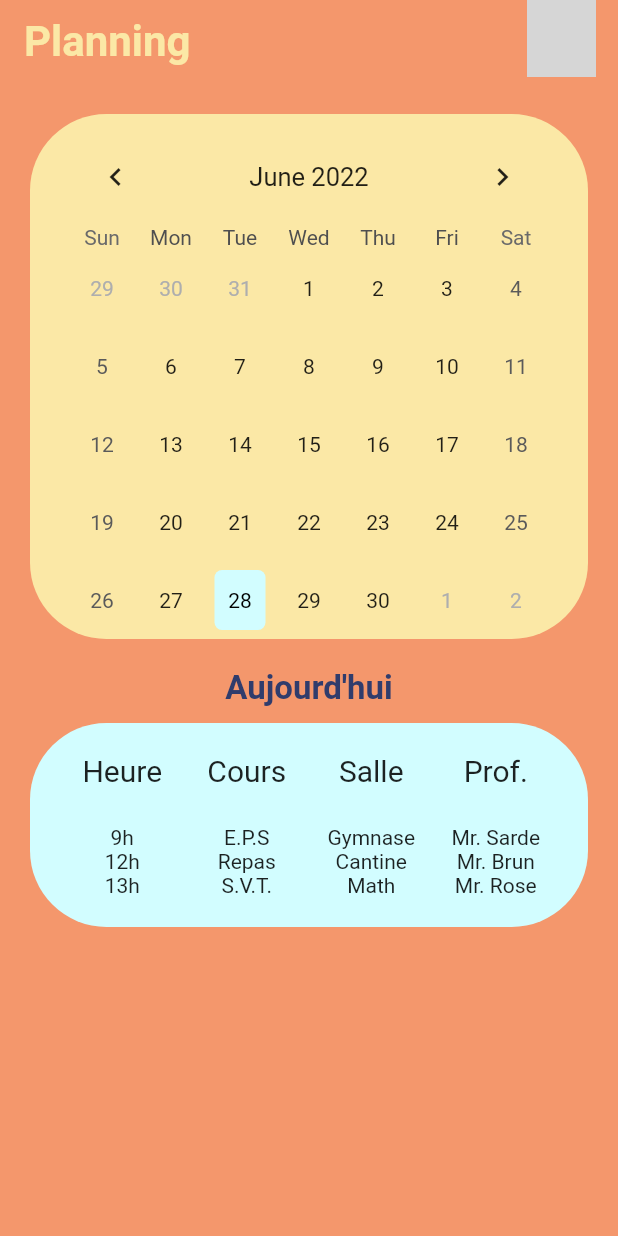
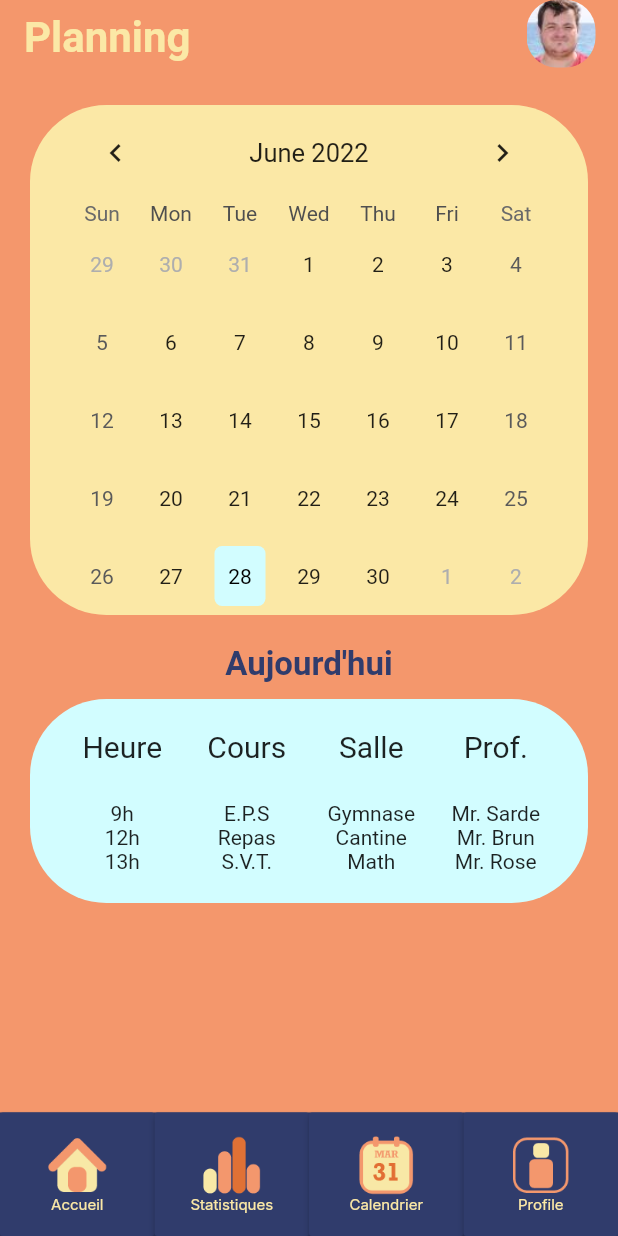
Before and after one commit to Necrelox/AR-U-Here, a Flutter app: the Planning screen opened directly, on a phone screen of 412 x 824 dp. Run offline on Flutter 3.47's test engine with Material 2 defaults, Android fonts, the phone set to English and light mode, and no system bars; drawn by our look-alikes of table_calendar; our stand-ins replace font_awesome_flutter, google_fonts; grey boxes are pictures that could not be loaded.

Commit message:
#59: Init commit

```diff
--- /dev/null
+++ b/App/lib/components/appbar.dart
@@ -0,0 +1,41 @@
+// ignore_for_file: unnecessary_new, deprecated_member_use
+import 'package:flutter/material.dart';
+
+class ApplicationBar extends StatelessWidget {
+  final String asset;
+  final Color color;
+
+  const ApplicationBar({Key? key, required this.color, required this.asset})
+      : super(key: key);
+
+  @override
+  Widget build(BuildContext context) {
+    return AppBar(
+      elevation: 0,
+      centerTitle: false,
+      actions: [
+        Padding(
+            padding: const EdgeInsets.fromLTRB(0, 0, 15, 5),
+            child: ClipRRect(
+              borderRadius: BorderRadius.circular(20), // Image border
+              child: SizedBox.fromSize(
+                size: const Size.fromRadius(23),
+                child: Image.asset(
+                  asset,
+                  fit: BoxFit.cover,
+                ),
+              ),
+            )),
+      ],
+      title: const Text(
+        "Planning",
+        style: TextStyle(
+            color: Color(0XFFFBE8A6),
+            fontSize: 28.0,
+            fontWeight: FontWeight.bold),
+      ),
+      backgroundColor: color,
+      automaticallyImplyLeading: false,
+    );
+  }
+}
--- a/App/lib/dashboard/planning.dart
+++ b/App/lib/dashboard/planning.dart
@@ -1,8 +1,12 @@
 import 'package:flutter/material.dart';
 import 'package:table_calendar/table_calendar.dart';
 import '../animation.dart';
+import '../components/navbar.dart';
+import '../components/appbar.dart';
 
 class Planning extends StatefulWidget {
+  const Planning({Key? key}) : super(key: key);
+
   @override
   // ignore: library_private_types_in_public_api
   _PlanningState createState() => _PlanningState();
@@ -30,54 +34,29 @@ class _PlanningState extends State<Planning> {
   Widget build(BuildContext context) {
     return Scaffold(
       backgroundColor: const Color(0XFFF4976C),
-      appBar: AppBar(
-        elevation: 0,
-        centerTitle: false,
-        actions: [
-          Padding(
-            padding: const EdgeInsets.fromLTRB(0, 0, 15, 5),
-            child:
-              ClipRRect(
-                borderRadius: BorderRadius.circular(20), // Image border
-                child: SizedBox.fromSize(
-                  size: const Size.fromRadius(23),
-                  child: Image.asset(
-                    './asset/marin.jpg',
-                    fit: BoxFit.cover,
+      bottomNavigationBar: const NavbarDemo(),
+      appBar: const PreferredSize(
+        preferredSize: Size.fromHeight(50),
+        child: ApplicationBar(
+          color:  Color(0XFFF4976C),
+          asset: 'asset/marin.jpg',
         ),
       ),
-              )
-          ),
-        ],
-        title: const Text(
-          "Planning",
-          style: TextStyle(
-            color: Color(0XFFFBE8A6),
-            fontSize: 28.0,
-            fontWeight: FontWeight.bold),
-          ),
-        backgroundColor: const Color(0XFFF4976C),
-        automaticallyImplyLeading: false,
-      ),
+
       body: SingleChildScrollView(
         child: Column(
           children: <Widget>[
 
             DelayAnimation(
               delay: 500,
-              child: Container (
+              child: Container(
                 width: double.infinity,
                 alignment: Alignment.center,
-                padding: const EdgeInsets.fromLTRB(25,10,25,0),
-                decoration: const BoxDecoration(
-                color: Color(0XFFFBE8A6),
-                // ignore: prefer_const_constructors
-                borderRadius: BorderRadius.only(
-                  bottomRight: Radius.circular(51.0),
-                  bottomLeft: Radius.circular(51.0),
-                  topLeft: Radius.circular(51.0),
-                  topRight: Radius.circular(51.0),
-                )),
+                padding: const EdgeInsets.fromLTRB(25, 0, 25, 0),
+                decoration: BoxDecoration(
+                  color: const Color(0XFFFBE8A6),
+                    borderRadius: BorderRadius.circular(51.0)
+                  ),
                 margin: const EdgeInsets.only(
                   top: 20,
                   bottom: 10,
@@ -96,7 +75,6 @@ class _PlanningState extends State<Planning> {
                   },
                   startingDayOfWeek: StartingDayOfWeek.sunday,
                   daysOfWeekVisible: true,
-
                   onDaySelected: (DateTime selectDay, DateTime focusDay) {
                     setState(() {
                       selectedDay = selectDay;
@@ -107,7 +85,6 @@ class _PlanningState extends State<Planning> {
                   selectedDayPredicate: (DateTime date) {
                     return isSameDay(selectedDay, date);
                   },
-
                   calendarStyle: CalendarStyle(
                     isTodayHighlighted: true,
                     selectedDecoration: BoxDecoration(
@@ -131,7 +108,6 @@ class _PlanningState extends State<Planning> {
                       borderRadius: BorderRadius.circular(5.0),
                     ),
                   ),
-
                   headerStyle: const HeaderStyle(
                     formatButtonVisible: false,
                     titleCentered: true,
@@ -146,7 +122,7 @@ class _PlanningState extends State<Planning> {
               child: Container(
                 width: double.infinity,
                 alignment: Alignment.center,
-                  padding: const EdgeInsets.fromLTRB(25,10,25,0),
+                padding: const EdgeInsets.fromLTRB(25, 10, 25, 0),
                 margin: const EdgeInsets.only(
                   top: 0,
                   bottom: 0,
@@ -157,8 +133,7 @@ class _PlanningState extends State<Planning> {
                   textAlign: TextAlign.center,
                   text: const TextSpan(children: <TextSpan>[
                     TextSpan(
-                          text:
-                              "Aujourd'hui",
+                        text: "Aujourd'hui",
                         style: TextStyle(
                           color: Color(0XFF303C6C),
                           fontSize: 22,
@@ -194,43 +169,49 @@ class _PlanningState extends State<Planning> {
                       margin: const EdgeInsets.fromLTRB(20, 20, 20, 5),
                       child: Table(
                         children: [
-                        TableRow( children: [
-                          Column(children:const [Text('Heure', style: TextStyle(fontSize: 20.0))]),
-                          Column(children:const [Text('Cours', style: TextStyle(fontSize: 20.0))]),
-                          Column(children:const [Text('Salle', style: TextStyle(fontSize: 20.0))]),
-                          Column(children:const [Text('Prof.', style: TextStyle(fontSize: 20.0))]),
+                          TableRow(children: [
+                            Column(children: const [
+                              Text('Heure', style: TextStyle(fontSize: 20.0))
+                            ]),
+                            Column(children: const [
+                              Text('Cours', style: TextStyle(fontSize: 20.0))
+                            ]),
+                            Column(children: const [
+                              Text('Salle', style: TextStyle(fontSize: 20.0))
+                            ]),
+                            Column(children: const [
+                              Text('Prof.', style: TextStyle(fontSize: 20.0))
+                            ]),
                           ]),
                         ],
                       ),
                     ),
-
                     Container(
                       padding: const EdgeInsets.all(20),
                       child: Table(
                         children: [
-                        TableRow( children: [
-                          Column(children:const [Text('9h')]),
-                          Column(children:const [Text('E.P.S')]),
-                          Column(children:const [Text('Gymnase')]),
-                          Column(children:const [Text('Mr. Sarde')]),
+                          TableRow(children: [
+                            Column(children: const [Text('9h')]),
+                            Column(children: const [Text('E.P.S')]),
+                            Column(children: const [Text('Gymnase')]),
+                            Column(children: const [Text('Mr. Sarde')]),
                           ]),
-                        TableRow( children: [
-                          Column(children:const [Text('12h')]),
-                          Column(children:const [Text('Repas')]),
-                          Column(children:const [Text('Cantine')]),
-                          Column(children:const [Text('Mr. Brun')]),
+                          TableRow(children: [
+                            Column(children: const [Text('12h')]),
+                            Column(children: const [Text('Repas')]),
+                            Column(children: const [Text('Cantine')]),
+                            Column(children: const [Text('Mr. Brun')]),
                           ]),
-                        TableRow( children: [
-                          Column(children:const [Text('13h')]),
-                          Column(children:const [Text('S.V.T.')]),
-                          Column(children:const [Text('Math')]),
-                          Column(children:const [Text('Mr. Rose')]),
+                          TableRow(children: [
+                            Column(children: const [Text('13h')]),
+                            Column(children: const [Text('S.V.T.')]),
+                            Column(children: const [Text('Math')]),
+                            Column(children: const [Text('Mr. Rose')]),
                           ]),
                         ],
                       ),
                     ),
-                ])
-              ),
+                  ])),
             ),
           ],
         ),
```
Lines whose indentation alone changed are shown as unchanged.
